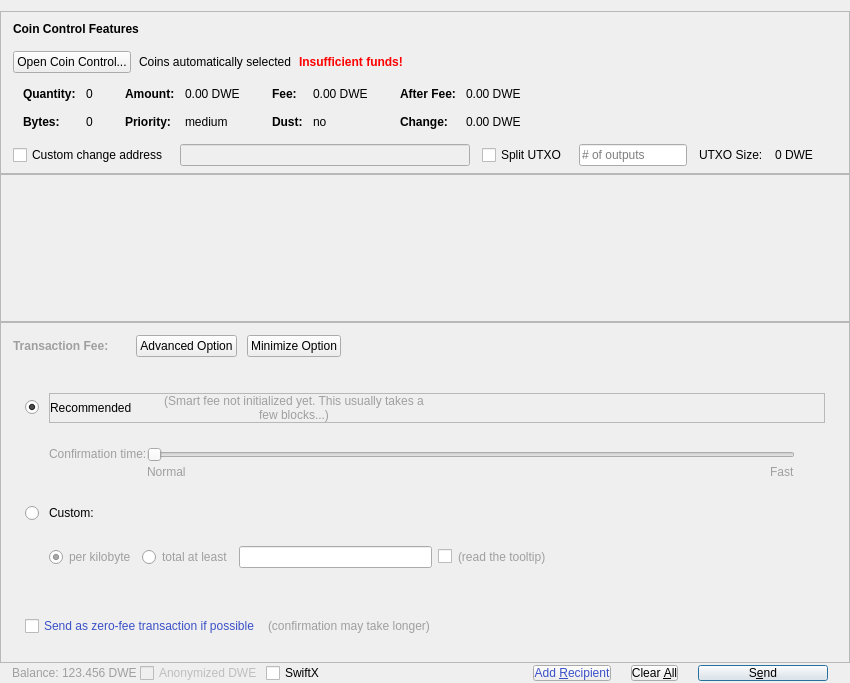
First picture: the form in src/qt/forms/sendcoinsdialog.ui, repository WorldExchange/DWE, before the edit.
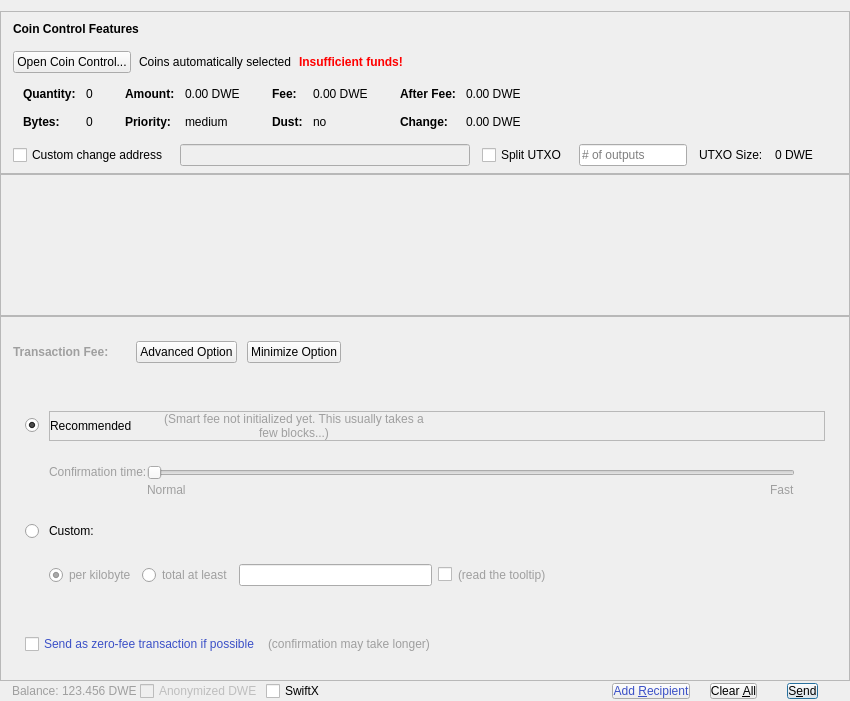
Second picture: the form after the edit. Icons and pictures are not drawn. Custom widgets are drawn as their Qt base class.

Patch:
```diff
--- a/src/qt/forms/sendcoinsdialog.ui
+++ b/src/qt/forms/sendcoinsdialog.ui
@@ -7,7 +7,7 @@
     <x>0</x>
     <y>0</y>
     <width>850</width>
-    <height>683</height>
+    <height>701</height>
    </rect>
   </property>
   <property name="windowTitle">
@@ -752,11 +752,14 @@
           <property name="leftMargin">
            <number>12</number>
           </property>
+          <property name="topMargin">
+           <number>12</number>
+          </property>
           <property name="rightMargin">
            <number>12</number>
           </property>
           <property name="bottomMargin">
-           <number>0</number>
+           <number>12</number>
           </property>
           <item>
            <layout class="QVBoxLayout" name="verticalLayoutFee7">
@@ -1425,6 +1428,9 @@
        <property name="toolTip">
         <string>Send to multiple recipients at once</string>
        </property>
+       <property name="layoutDirection">
+        <enum>Qt::RightToLeft</enum>
+       </property>
        <property name="styleSheet">
         <string notr="true">color: #3b50c7; margin: 0px 10px</string>
        </property>
@@ -1451,6 +1457,9 @@
        <property name="toolTip">
         <string>Clear all fields of the form.</string>
        </property>
+       <property name="layoutDirection">
+        <enum>Qt::RightToLeft</enum>
+       </property>
        <property name="styleSheet">
         <string notr="true">margin: 0px 10px;</string>
        </property>
@@ -1470,15 +1479,18 @@
       <widget class="QPushButton" name="sendButton">
        <property name="minimumSize">
         <size>
-         <width>150</width>
+         <width>0</width>
          <height>0</height>
         </size>
        </property>
        <property name="toolTip">
         <string>Confirm the send action</string>
        </property>
+       <property name="layoutDirection">
+        <enum>Qt::RightToLeft</enum>
+       </property>
        <property name="styleSheet">
-        <string notr="true">margin: 0px 10px;</string>
+        <string notr="true">margin: 0px 20px;</string>
        </property>
        <property name="text">
         <string>S&amp;end</string>
@@ -1500,17 +1512,17 @@
   </layout>
  </widget>
  <customwidgets>
-  <customwidget>
-   <class>QValidatedLineEdit</class>
-   <extends>QLineEdit</extends>
-   <header>qvalidatedlineedit.h</header>
-  </customwidget>
   <customwidget>
    <class>BitcoinAmountField</class>
    <extends>QLineEdit</extends>
    <header>bitcoinamountfield.h</header>
    <container>1</container>
   </customwidget>
+  <customwidget>
+   <class>QValidatedLineEdit</class>
+   <extends>QLineEdit</extends>
+   <header>qvalidatedlineedit.h</header>
+  </customwidget>
  </customwidgets>
  <resources>
   <include location="../dwe.qrc"/>
```
Left out of the diff: 8 changed lines with no effect on the pictures.
